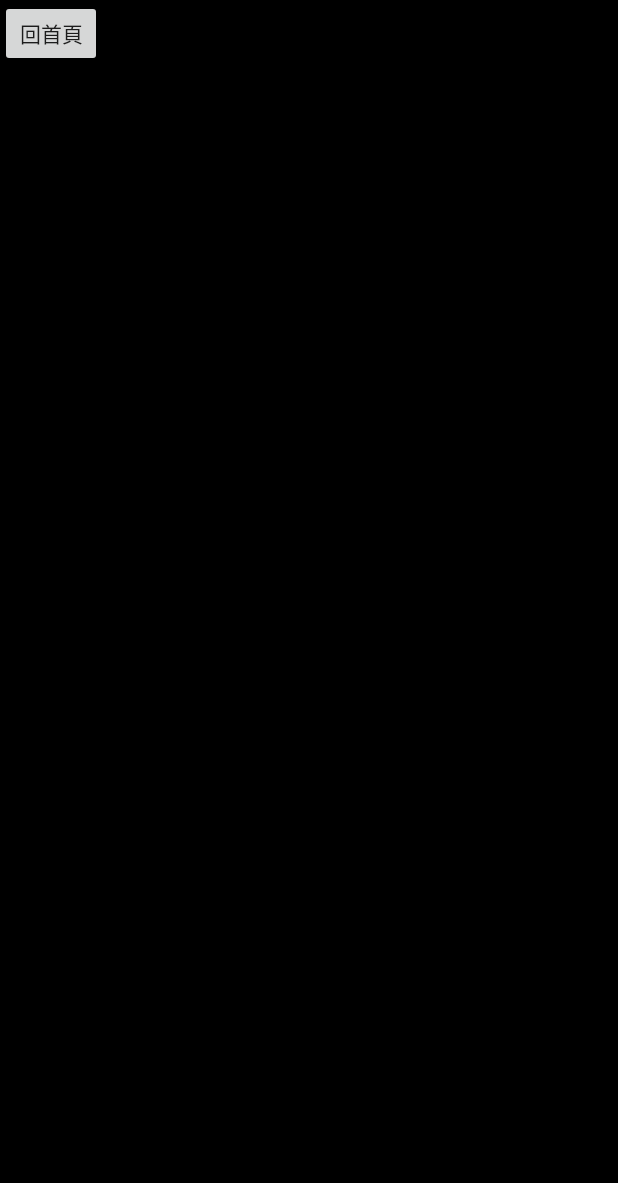
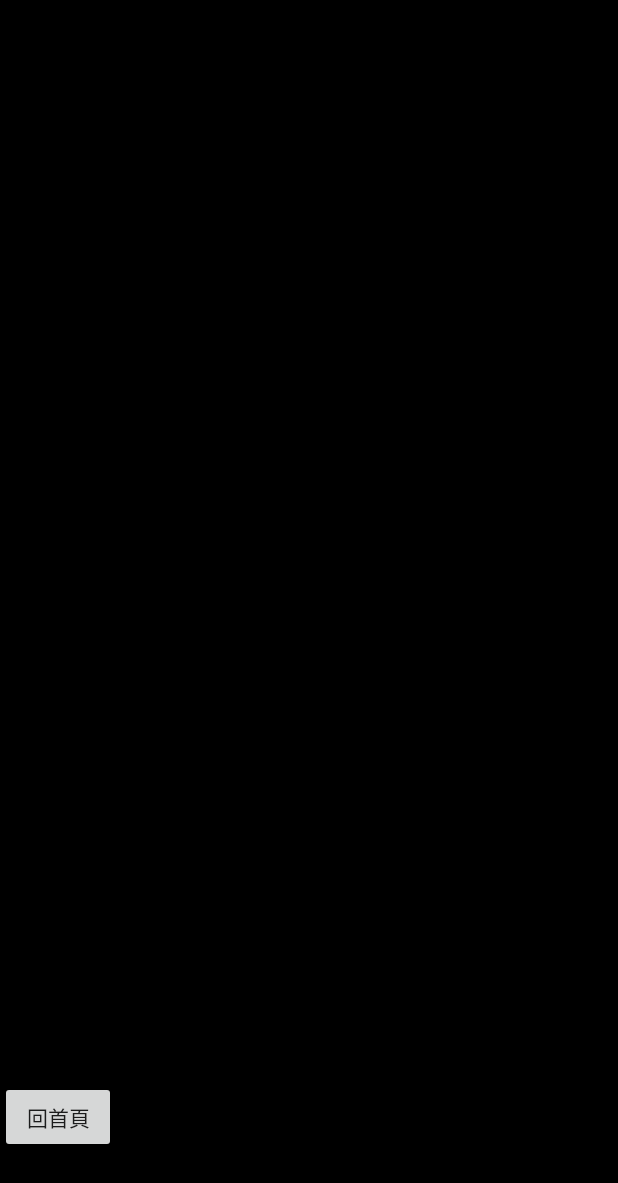
Before and after one commit to cindywushu/trafficapp, an Android app: the MapsActivity screen opened directly, with no data from a screen before it, on a phone screen of 412 x 824 dp. Shown: the top 1183 px of the screen. Run offline under Robolectric (Android 15) with nearby library versions, the phone set to English and light mode, and no system bars; 8 statements that could not run were skipped.

```diff
--- a/app/src/main/res/layout/activity_maps.xml
+++ b/app/src/main/res/layout/activity_maps.xml
@@ -14,27 +14,49 @@
         android:layout_width="match_parent"
         android:layout_height="match_parent"
         tools:context="com.example.traffic_app.MapsActivity" />
+
     <LinearLayout
         android:layout_width="match_parent"
-        android:layout_height="20pt"
-        android:orientation="horizontal">
+        android:layout_height="wrap_content"
+        android:orientation="horizontal"
+        android:layout_marginBottom="25pt"
+        android:layout_gravity="bottom">
 
         <Button
             android:id="@+id/button"
-            android:layout_width="136dp"
-            android:layout_height="wrap_content"
+            android:layout_width="5pt"
+            android:layout_height="match_parent"
             android:layout_weight="1"
             android:onClick="goto_Main"
             android:text="回首頁" />
 
         <TextView
             android:id="@+id/speedtext"
+            android:layout_width="47dp"
+            android:layout_height="match_parent"
+            android:layout_gravity="left"
+            android:layout_marginRight="40pt"
+            android:layout_weight="3"
+            android:gravity="center"
+            android:textColor="@android:color/black"
+            android:textSize="18sp" />
+
+    </LinearLayout>
+
+    <LinearLayout
+        android:layout_width="match_parent"
+        android:layout_height="52dp"
+        android:layout_gravity="bottom"
+        android:layout_weight="1"
+        android:orientation="vertical">
+
+        <TextView
+            android:id="@+id/distancetext"
             android:layout_width="match_parent"
-            android:layout_height="20pt"
-            android:layout_marginLeft="5dp"
+            android:layout_height="match_parent"
+            android:layout_gravity="center"
             android:layout_weight="1"
-            android:gravity="left"
-            android:singleLine="true"
+            android:gravity="center"
             android:textColor="@android:color/black"
             android:textSize="18sp" />
     </LinearLayout>
```
Also changed, not shown: app/src/main/java/com/example/traffic_app/MapsActivity.java (+65 -17 lines).
